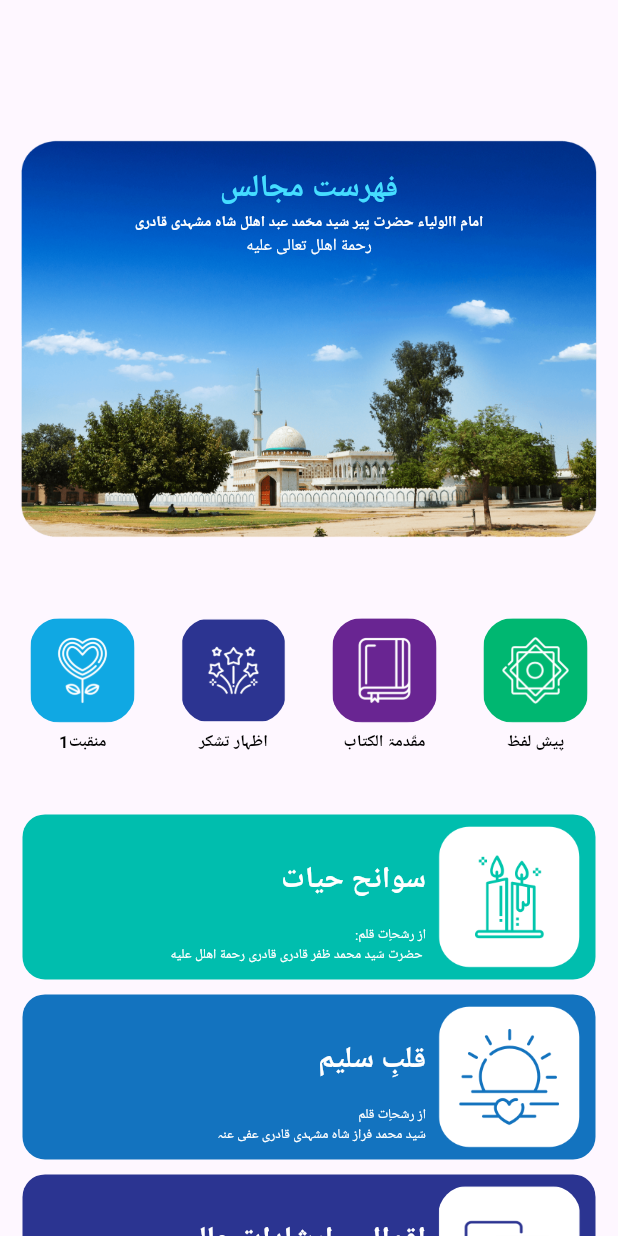
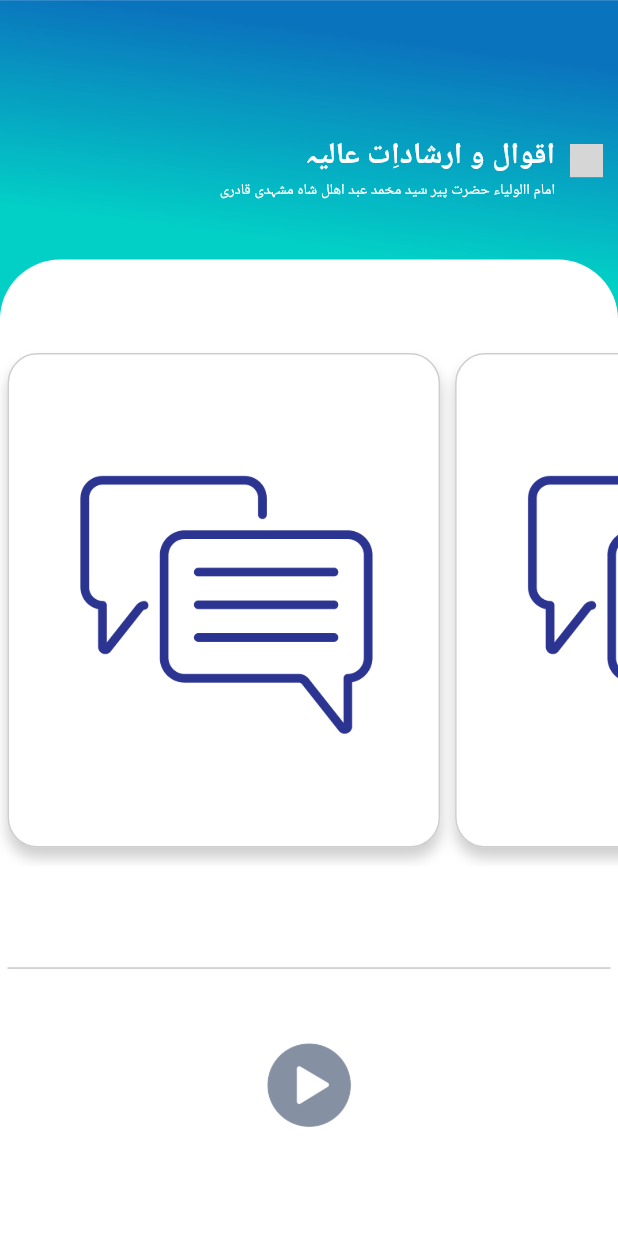
Before and after one commit to corisedev/qalb-e-saleem-flutter-app-c, a Flutter app: the screen it shows after launch, on a phone screen of 412 x 824 dp. Run offline on Flutter 3.47's test engine with Material 3 defaults, Android fonts, the phone set to English and light mode, and no system bars; our stand-ins replace firebase_core, firebase_storage, flutter_html, flutter_svg, google_fonts, lottie; accounts and stored records are empty; Roboto replaces fonts that are missing (Almarai); grey boxes are pictures that could not be loaded.

Commit message:
aqwal_wa_irshadaat UI DONE

```diff
--- a/lib/main.dart
+++ b/lib/main.dart
@@ -1,10 +1,10 @@
-
 import 'package:firebase_core/firebase_core.dart';
 import 'package:flutter/material.dart';
 import 'package:provider/provider.dart';
 import 'package:qalb/firebase_options.dart';
 import 'package:qalb/providers/DataProvider.dart';
 import 'package:qalb/screens/SplashScreen.dart';
+import 'package:qalb/screens/aqwal_wa_irshadaat/aqwal_wa_irshadaat.dart';
 import 'package:qalb/utils/firebase_methods.dart';
 
 //     3B8ABF27-63E1-4443-8862-BD2DF60F5F1F debug token
@@ -33,7 +33,7 @@
         colorScheme: ColorScheme.fromSeed(seedColor: Colors.deepPurple),
         useMaterial3: true,
       ),
-      home: Splashscreen(),
+      home: AqwalWaIrshadaatScreen(),
     );
   }
 }
--- a/lib/screens/HomeScreen/HomeScreen.dart
+++ b/lib/screens/HomeScreen/HomeScreen.dart
@@ -85,7 +85,7 @@ class _HomescreenState extends State<Homescreen> {
                     SmallContainer(
 
                       backgroundColor: const Color.fromARGB(255, 20, 5, 128),
-                      imagePath: 'assets/images/tashakur.png',
+                      imagePath: '',
                       text: 'اظہار تشکر',
                       sub: 'سید محمد فراز شاہ عفی عنہ'
                     ),
--- /dev/null
+++ b/lib/screens/aqwal_wa_irshadaat/aqwal_wa_irshadaat.dart
@@ -0,0 +1,201 @@
+import 'dart:typed_data';
+
+import 'package:flutter/material.dart';
+import 'package:flutter_svg/flutter_svg.dart';
+import 'package:google_fonts/google_fonts.dart';
+import 'package:provider/provider.dart';
+import 'package:qalb/data/data.dart';
+import 'package:qalb/providers/DataProvider.dart';
+import 'package:qalb/screens/majlis_sound/majlis_sound.dart';
+
+class AqwalWaIrshadaatScreen extends StatefulWidget {
+  const AqwalWaIrshadaatScreen({super.key});
+
+  @override
+  State<AqwalWaIrshadaatScreen> createState() => _AqwalWaIrshadaatScreenState();
+}
+
+class _AqwalWaIrshadaatScreenState extends State<AqwalWaIrshadaatScreen> {
+  @override
+  Widget build(BuildContext context) {
+    return Scaffold(
+      body: Stack(
+        alignment: Alignment.bottomCenter,
+        children: [
+          Column(
+            mainAxisAlignment: MainAxisAlignment.start,
+            children: [
+              Stack(
+                alignment: Alignment.center,
+                children: [
+                  Container(
+                    width: double.infinity,
+                    height: MediaQuery.of(context).size.height * 0.26,
+                    decoration: const BoxDecoration(
+                      image: DecorationImage(
+                        image: AssetImage("assets/images/majlis/upergrad.png"),
+                        fit: BoxFit.cover,
+                      ),
+                    ),
+                  ),
+                  Padding(
+                    padding: const EdgeInsets.only(bottom: 0.0, right: 10),
+                    child: Row(
+                      mainAxisAlignment: MainAxisAlignment.end,
+                      children: [
+                        Column(
+                          crossAxisAlignment: CrossAxisAlignment.end,
+                          children: [
+                            const SizedBox(height: 10),
+                            Text(
+                              "اقوال و ارشاداِت عالیہ",
+                              style: GoogleFonts.almarai(
+                                color: Colors.white,
+                                fontSize: 20,
+                                fontWeight: FontWeight.bold,
+                              ),
+                            ),
+                            Text(
+                              "امام االولیاء حضرت پیر سّید محّمد عبد اهلل شاہ مشہدی قادری",
+                              style: GoogleFonts.almarai(
+                                color: Colors.white,
+                                fontSize: 10,
+                              ),
+                            ),
+                          ],
+                        ),
+                        const SizedBox(width: 10),
+                        Column(
+                          mainAxisAlignment: MainAxisAlignment.start,
+                          children: [
+                            SvgPicture.asset(
+                              "assets/images/back-arrow-white.png",
+                              width: 22,
+                            ),
+                          ],
+                        ),
+                      ],
+                    ),
+                  ),
+                ],
+              ),
+            ],
+          ),
+          Positioned(
+            top: MediaQuery.of(context).size.height * 0.21,
+            left: 0,
+            right: 0,
+            child: Container(
+                padding: EdgeInsets.symmetric(vertical: 20),
+                height: MediaQuery.of(context).size.height * 0.8,
+                decoration: const BoxDecoration(
+                  color: Colors.white,
+                  borderRadius: BorderRadius.only(
+                    topLeft: Radius.circular(40),
+                    topRight: Radius.circular(40),
+                  ),
+                ),
+                child: Column(
+                  children: [
+                    SizedBox(height: 30),
+                    SingleChildScrollView(
+                      scrollDirection: Axis.horizontal,
+                      child: Container(
+                        height: MediaQuery.of(context).size.height * 0.43,
+                        child: Row(
+                          children: [
+                            Container(
+                              padding: EdgeInsets.symmetric(horizontal: 5),
+                              margin: EdgeInsets.symmetric(horizontal: 5),
+                              width: MediaQuery.of(context).size.width * 0.7,
+                              height: MediaQuery.of(context).size.height * 0.4,
+                              decoration: BoxDecoration(
+                                  border: Border.all(
+                                      color: Colors.grey.withOpacity(0.5)),
+                                  image: DecorationImage(
+                                      image: AssetImage(
+                                          'assets/images/aqwal-white.png'),
+                                      fit: BoxFit.cover),
+                                  color: Colors.white,
+                                  boxShadow: [
+                                    BoxShadow(
+                                      color: Colors.grey.withOpacity(0.5),
+                                      spreadRadius: 0,
+                                      blurRadius: 7,
+                                      offset: Offset(0, 7),
+                                    ),
+                                  ],
+                                  borderRadius: BorderRadius.circular(20)),
+                            ),
+                            Container(
+                              padding: EdgeInsets.symmetric(horizontal: 5),
+                              margin: EdgeInsets.symmetric(horizontal: 5),
+                              width: MediaQuery.of(context).size.width * 0.7,
+                              height: MediaQuery.of(context).size.height * 0.4,
+                              decoration: BoxDecoration(
+                                  border: Border.all(
+                                      color: Colors.grey.withOpacity(0.5)),
+                                  image: DecorationImage(
+                                      image: AssetImage(
+                                          'assets/images/aqwal-white.png'),
+                                      fit: BoxFit.cover),
+                                  color: Colors.white,
+                                  boxShadow: [
+                                    BoxShadow(
+                                      color: Colors.grey.withOpacity(0.5),
+                                      spreadRadius: 0,
+                                      blurRadius: 7,
+                                      offset: Offset(0, 7),
+                                    ),
+                                  ],
+                                  borderRadius: BorderRadius.circular(20)),
+                            ),
+                            Container(
+                              padding: EdgeInsets.symmetric(horizontal: 5),
+                              margin: EdgeInsets.symmetric(horizontal: 5),
+                              width: MediaQuery.of(context).size.width * 0.7,
+                              height: MediaQuery.of(context).size.height * 0.4,
+                              decoration: BoxDecoration(
+                                  border: Border.all(
+                                      color: Colors.grey.withOpacity(0.5)),
+                                  image: DecorationImage(
+                                      image: AssetImage(
+                                          'assets/images/aqwal-white.png'),
+                                      fit: BoxFit.cover),
+                                  color: Colors.white,
+                                  boxShadow: [
+                                    BoxShadow(
+                                      color: Colors.grey.withOpacity(0.5),
+                                      spreadRadius: 0,
+                                      blurRadius: 7,
+                                      offset: Offset(0, 7),
+                                    ),
+                                  ],
+                                  borderRadius: BorderRadius.circular(20)),
+                            ),
+                          ],
+                        ),
+                      ),
+                    ),
+                    SizedBox(
+                      height: 60,
+                    ),
+                    Divider(
+                      endIndent: 5,
+                      indent: 5,
+                    ),
+                    SizedBox(
+                      height: 40,
+                    ),
+                    Image.asset(
+                      "assets/images/play.png",
+                      height: 60,
+                    )
+                  ],
+                )),
+          ),
+        ],
+      ),
+    );
+  }
+}
```
Also changed, not shown: assets/images/Aqwal_E_Irshadaat_Pictures/aq_05.png (added), pubspec.lock.
